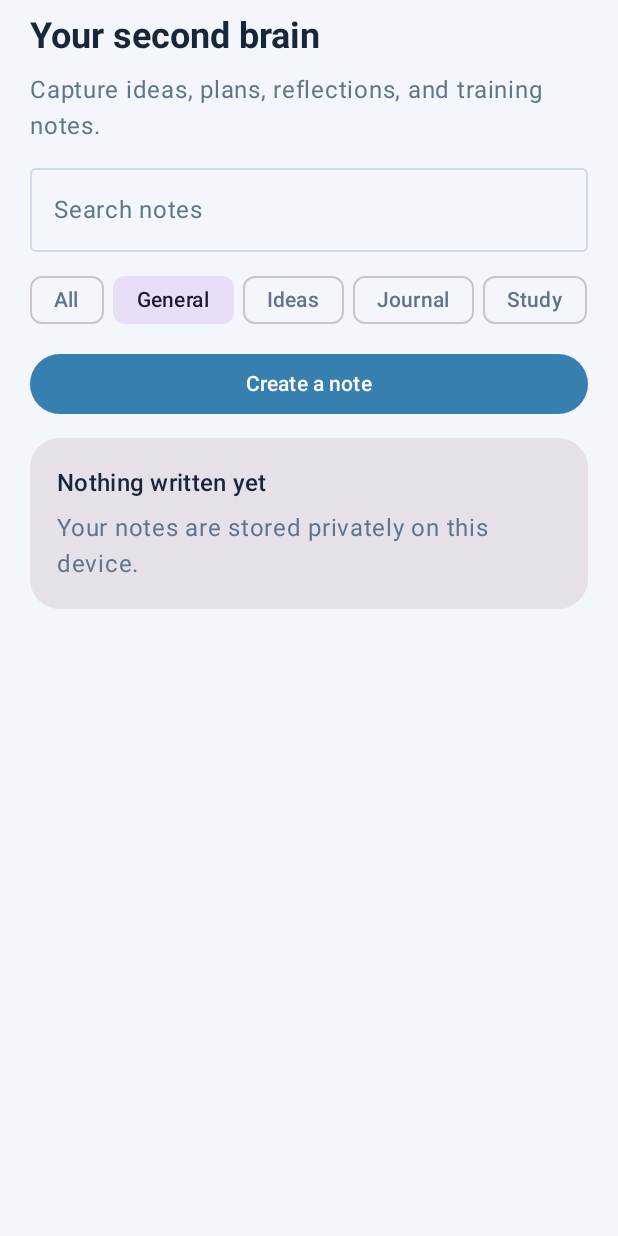
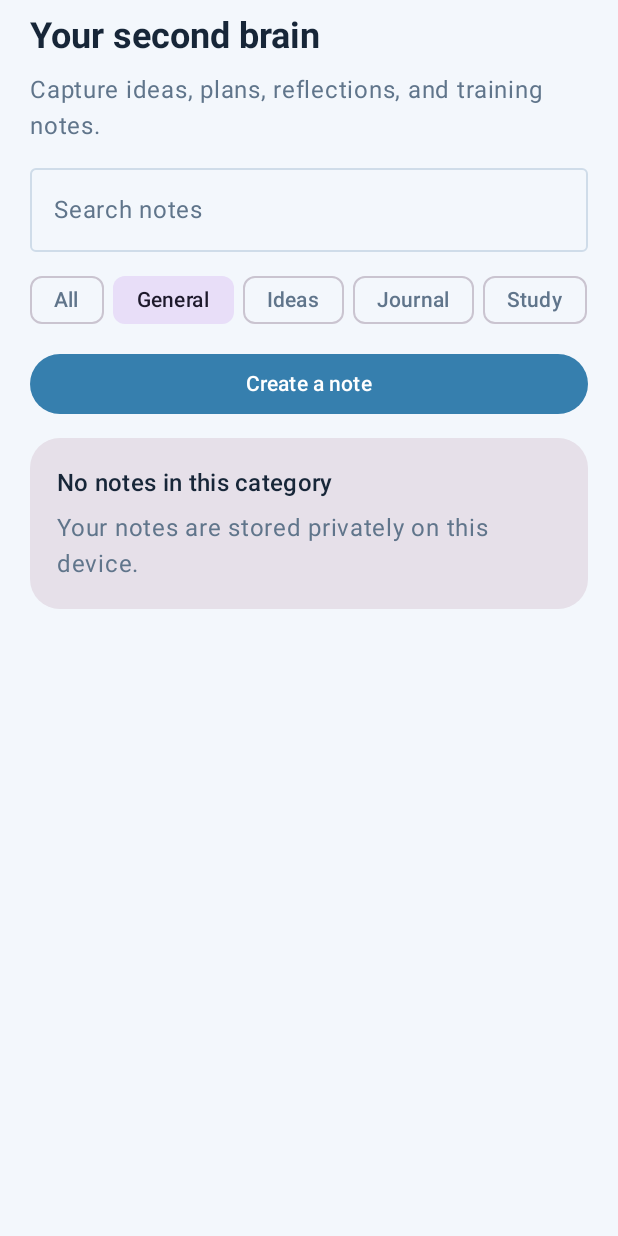
Before and after one commit to jeyms-what/dayflow_android, an Android app built with Jetpack Compose: the composable NotesScreen shown on its own in the app's theme, after a tap on "General", on a phone screen of 412 x 824 dp. Run offline under Robolectric (Android 15) with nearby library versions, the phone set to English and light mode, and no system bars; our stand-ins replace Dagger/Hilt's generated code.

Commit message:
fix: clarify empty state for filtered note categories

```diff
--- a/app/src/main/java/com/dayflow/feature/today/presentation/WorkspaceScreens.kt
+++ b/app/src/main/java/com/dayflow/feature/today/presentation/WorkspaceScreens.kt
@@ -61,7 +61,12 @@ fun NotesScreen(viewModel: TodayViewModel, contentPadding: PaddingValues) {
             }
         }
         if (filtered.isEmpty()) item {
-            EmptyWorkspaceCard(if (query.isBlank()) "Nothing written yet" else "No matching notes", "Your notes are stored privately on this device.")
+            val emptyTitle = when {
+                query.isNotBlank() -> "No matching notes"
+                selectedCategory != "ALL" -> "No notes in this category"
+                else -> "Nothing written yet"
+            }
+            EmptyWorkspaceCard(emptyTitle, "Your notes are stored privately on this device.")
         }
         items(filtered, key = { it.id }) { note ->
             Card(onClick = { selected = note; editorOpen = true }, modifier = Modifier.fillMaxWidth(), shape = RoundedCornerShape(20.dp)) {
```
